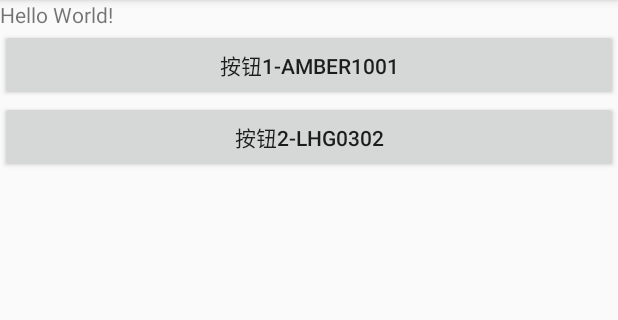
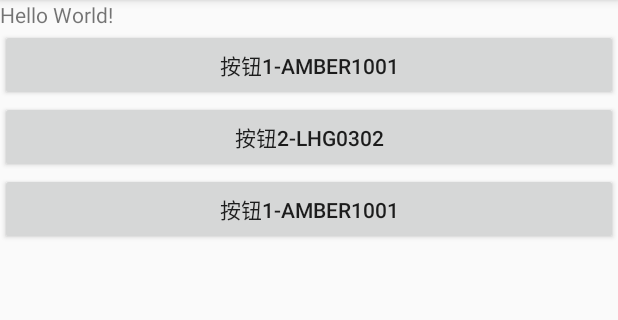
Before and after one commit to amber1001/myapplication, an Android app: the screen it shows after launch (MainActivity), on a phone screen of 412 x 824 dp, the part 84-404 px from its top. Run offline under Robolectric (Android 15) with nearby library versions, the phone set to English and light mode, and no system bars.

Commit message:
Merge branch 'master' of E:\18-19-1Android\myapplication with conflicts.

```diff
--- a/app/src/main/res/layout/activity_main.xml
+++ b/app/src/main/res/layout/activity_main.xml
@@ -26,6 +26,15 @@
         android:layout_height="wrap_content"
         android:id="@+id/btn2"
         android:text="按钮2-lhg0302"/>
+        android:layout_width="match_parent"
+        android:layout_height="wrap_content"
+        android:id="@+id/btn1"
+        android:text="按钮1-amber1001"/>
+    <Button
+        android:layout_width="match_parent"
+        android:layout_height="wrap_content"
+        android:id="@+id/btn3"
+        android:text="按钮1-amber1001"/>
 
 
 </LinearLayout>
```
